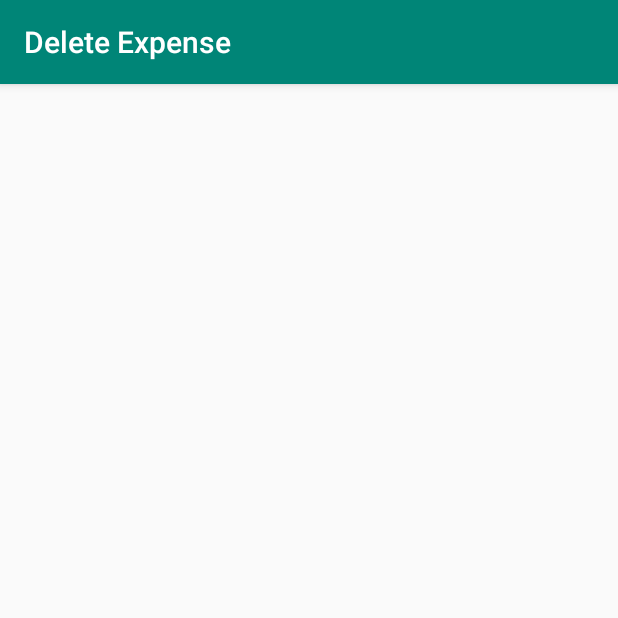
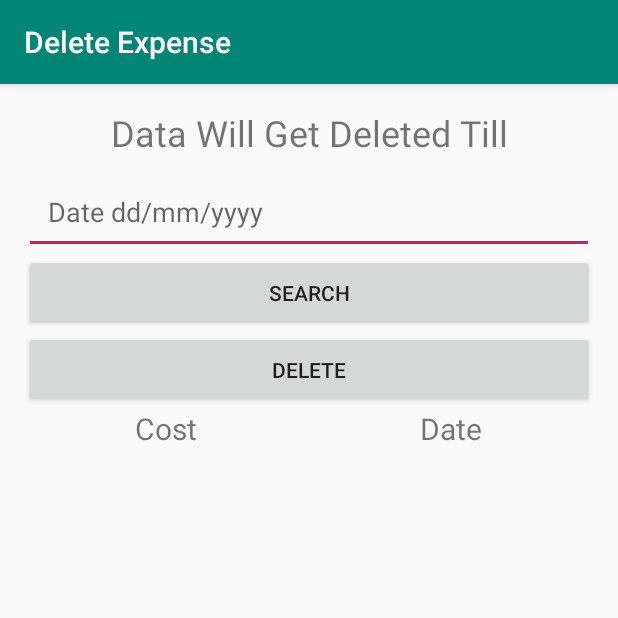
Before and after one commit to ShrirangPatil/My-Expense-Manager, an Android app: the DeleteExpense screen opened directly, with no data from a screen before it, on a phone screen of 412 x 824 dp, the top half of it. Run offline under Robolectric (Android 15) with nearby library versions, the phone set to English and light mode, and no system bars.

Commit message:
Delete Activity completed, Display Activity deleted as it is of no use

```diff
--- a/app/src/main/AndroidManifest.xml
+++ b/app/src/main/AndroidManifest.xml
@@ -10,7 +10,6 @@
         android:supportsRtl="true"
         android:theme="@style/AppTheme">
         <activity android:name=".DeleteExpense" android:label="Delete Expense"/>
-        <activity android:name=".DisplayExpense" android:label="Display Expense" />
         <activity android:name=".QueryExpense" android:label="Query Expense"/>
         <activity android:name=".AddExpense" android:label="Add Expense"/>
         <activity android:name=".MainActivity">
--- a/app/src/main/java/com/example/android/myexpensemanager/AddExpense.java
+++ b/app/src/main/java/com/example/android/myexpensemanager/AddExpense.java
@@ -108,8 +108,7 @@ public class AddExpense extends AppCompatActivity {
         if (splitDate[2].length() == 1) {
             splitDate[2] = "0" + splitDate[2];
         }
-        String reverseDate = splitDate[2] + "/" +splitDate[1]+ "/" +splitDate[0];
-        return reverseDate;
+        return (splitDate[2] + "/" +splitDate[1]+ "/" +splitDate[0]);
     }
     public static boolean checkDate(String date) {
         try {
--- a/app/src/main/res/layout/activity_delete_expense.xml
+++ b/app/src/main/res/layout/activity_delete_expense.xml
@@ -1,9 +1,60 @@
 <?xml version="1.0" encoding="utf-8"?>
-<androidx.constraintlayout.widget.ConstraintLayout xmlns:android="http://schemas.android.com/apk/res/android"
-    xmlns:app="http://schemas.android.com/apk/res-auto"
+<LinearLayout xmlns:android="http://schemas.android.com/apk/res/android"
     xmlns:tools="http://schemas.android.com/tools"
     android:layout_width="match_parent"
     android:layout_height="match_parent"
+    android:orientation="vertical"
+    android:padding="16dp"
     tools:context=".DeleteExpense">
+    <TextView
+        android:layout_width="match_parent"
+        android:layout_height="wrap_content"
+        android:text="@string/delete_date"
+        android:textSize="24sp"
+        android:layout_marginBottom="8dp"
+        android:gravity="center"/>
+    <EditText
+        android:layout_width="match_parent"
+        android:layout_height="wrap_content"
+        android:padding="16dp"
+        android:hint="@string/date_edit_text"
+        android:inputType="date"
+        android:id="@+id/mxm_delete_date"/>
+    <Button
+        android:layout_width="match_parent"
+        android:layout_height="wrap_content"
+        android:padding="16dp"
+        android:id="@+id/mxm_search_delete"
+        android:text="@string/search_button"/>
+    <Button
+        android:layout_width="match_parent"
+        android:layout_height="wrap_content"
+        android:padding="16dp"
+        android:id="@+id/mxm_delete_button"
+        android:text="@string/delete_button"/>
+    <LinearLayout
+        android:layout_width="match_parent"
+        android:layout_height="wrap_content"
+        android:orientation="horizontal">
+        <TextView
+            android:layout_width="wrap_content"
+            android:layout_height="wrap_content"
+            android:text="@string/cost_edit_text"
+            android:layout_weight="1"
+            android:gravity="center"
+            android:textSize="20sp"/>
+        <TextView
+            android:layout_width="wrap_content"
+            android:layout_height="wrap_content"
+            android:text="@string/date"
+            android:layout_weight="1"
+            android:gravity="center"
+            android:textSize="20sp"/>
+    </LinearLayout>
+    <ListView
+        android:layout_width="match_parent"
+        android:layout_height="wrap_content"
+        android:id="@+id/mxm_delete_list_view_expense">
+    </ListView>
 
-</androidx.constraintlayout.widget.ConstraintLayout>
+</LinearLayout>
--- a/app/src/main/res/values/strings.xml
+++ b/app/src/main/res/values/strings.xml
@@ -1,5 +1,5 @@
 <resources>
-    <string name="app_name">MyExpenseManager</string>
+    <string name="app_name">My Expense Manager</string>
 
     <string name="add_button">Add</string>
     <string name="search_button">Search</string>
@@ -15,4 +15,5 @@
     <string name="start_range">Start</string>
     <string name="end_range">End</string>
     <string name="date">Date</string>
+    <string name="delete_date">Data Will Get Deleted Till</string>
 </resources>
```
Also changed, not shown: app/src/main/java/com/example/android/myexpensemanager/DeleteExpense.java (+109 -0 lines), app/src/main/java/com/example/android/myexpensemanager/DisplayExpense.java (deleted, +0 -14 lines), app/src/main/java/com/example/android/myexpensemanager/QueryExpense.java (+8 -3 lines), app/src/main/res/layout/activity_display_expense.xml (deleted, +0 -9 lines).
